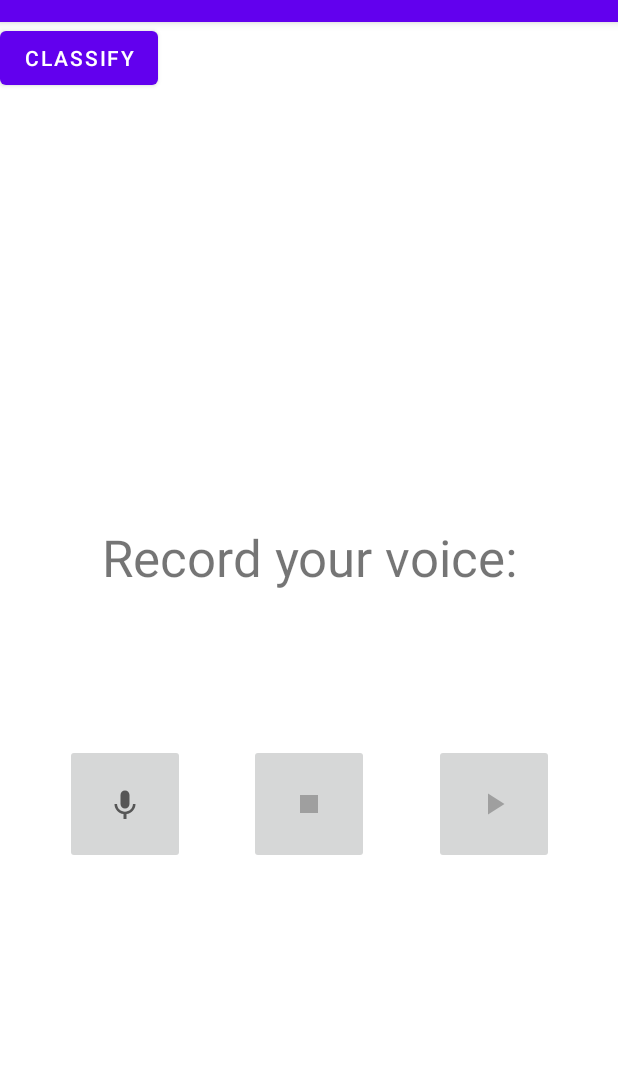
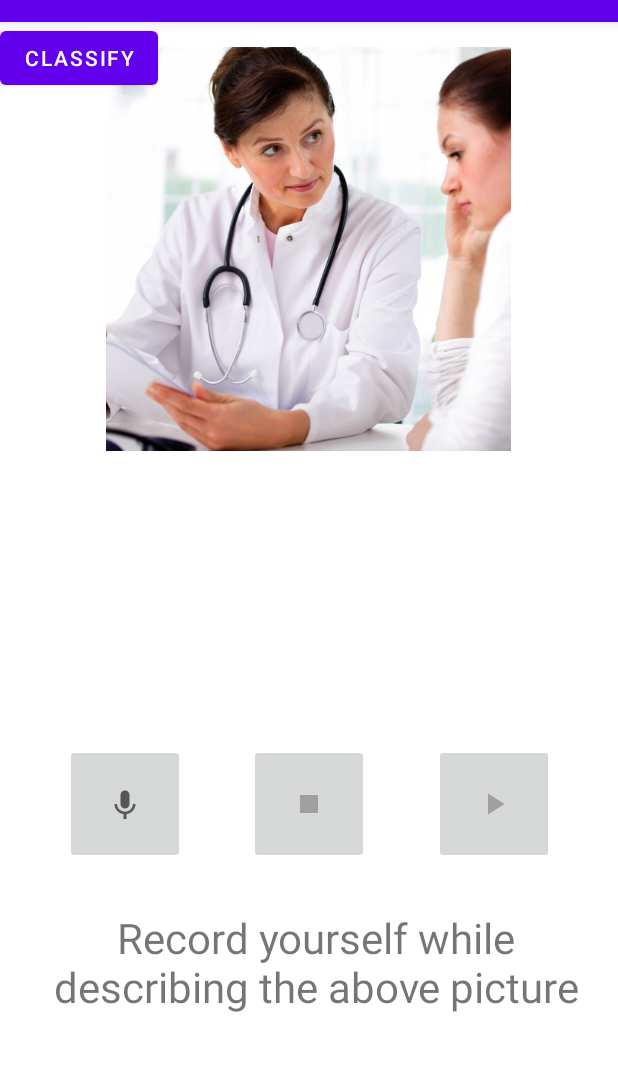
Before and after one commit to sgrzegorz/VoiceHealthAnalyzer, an Android app: the screen it shows after launch (MainActivity), on a phone screen of 412 x 824 dp, the part 62-1133 px from its top. Run offline under Robolectric (Android 15) with nearby library versions, the phone set to English and light mode, and no system bars.

Commit message:
Add random picture to describe in the app view

```diff
--- a/app/src/main/java/pl/edu/agh/im/voicehealthanalyzer/MainActivity.java
+++ b/app/src/main/java/pl/edu/agh/im/voicehealthanalyzer/MainActivity.java
@@ -7,6 +7,7 @@ import android.os.Bundle;
 import android.os.Environment;
 import android.view.View;
 import android.widget.ImageButton;
+import android.widget.ImageView;
 import android.widget.Toast;
 
 import androidx.annotation.NonNull;
@@ -28,6 +29,7 @@ public class MainActivity extends AppCompatActivity {
 
     private boolean isRecording = false;
 
+    private ImageView imageView;
     private ImageButton btnStop;
     private ImageButton btnRecord;
     private ImageButton btnPlay;
@@ -45,6 +47,9 @@ public class MainActivity extends AppCompatActivity {
     protected void onCreate(Bundle savedInstanceState) {
         super.onCreate(savedInstanceState);
         setContentView(R.layout.activity_main);
+
+        imageView = (ImageView) findViewById(R.id.imageView);
+        imageView.setImageResource(new RandomPicturePicker().getRandomPictureId());
 
         btnStop = findViewById(R.id.btnStop);
         btnRecord = findViewById(R.id.btnRecord);
--- /dev/null
+++ b/app/src/main/java/pl/edu/agh/im/voicehealthanalyzer/RandomPicturePicker.java
@@ -0,0 +1,28 @@
+package pl.edu.agh.im.voicehealthanalyzer;
+
+import java.util.Random;
+
+public class RandomPicturePicker {
+
+    private final Random r;
+
+    private final Integer[] pictures = {
+            R.drawable.picture0,
+            R.drawable.picture1,
+            R.drawable.picture2,
+            R.drawable.picture3,
+            R.drawable.picture4,
+            R.drawable.picture5,
+            R.drawable.picture6,
+            R.drawable.picture7,
+            R.drawable.picture8
+    };
+
+    public RandomPicturePicker() {
+        this.r = new Random();
+    }
+
+    Integer getRandomPictureId() {
+        return pictures[r.nextInt(pictures.length)];
+    }
+}
--- a/app/src/main/res/layout/activity_main.xml
+++ b/app/src/main/res/layout/activity_main.xml
@@ -47,21 +47,23 @@
 
     <TextView
         android:id="@+id/textView"
-        android:layout_width="412dp"
+        android:layout_width="370dp"
         android:layout_height="100dp"
         android:layout_alignParentStart="true"
         android:layout_alignParentTop="true"
         android:layout_alignParentEnd="true"
         android:layout_alignParentBottom="true"
+        android:layout_marginStart="8dp"
+        android:layout_marginEnd="8dp"
         android:text="@string/intro_text"
         android:textAlignment="center"
-        android:textSize="34sp"
+        android:textSize="28sp"
         app:layout_constraintBottom_toBottomOf="parent"
         app:layout_constraintEnd_toEndOf="parent"
-        app:layout_constraintHorizontal_bias="0.5"
+        app:layout_constraintHorizontal_bias="0.68"
         app:layout_constraintStart_toStartOf="parent"
         app:layout_constraintTop_toTopOf="parent"
-        app:layout_constraintVertical_bias="0.5" />
+        app:layout_constraintVertical_bias="0.885" />
 
     <Button
         android:id="@+id/btnClassify"
@@ -69,5 +71,20 @@
         android:layout_height="wrap_content"
         android:text="Classify"
         tools:layout_editor_absoluteX="152dp"
-        tools:layout_editor_absoluteY="119dp" />
+        tools:layout_editor_absoluteY="651dp" />
+
+    <ImageView
+        android:id="@+id/imageView"
+        android:layout_width="270dp"
+        android:layout_height="270dp"
+        android:layout_marginStart="8dp"
+        android:layout_marginTop="16dp"
+        android:layout_marginEnd="8dp"
+        android:contentDescription="@string/image_to_describe"
+        android:scaleType="centerInside"
+        app:layout_constraintEnd_toEndOf="parent"
+        app:layout_constraintHorizontal_bias="0.496"
+        app:layout_constraintStart_toStartOf="parent"
+        app:layout_constraintTop_toTopOf="parent" />
+
 </androidx.constraintlayout.widget.ConstraintLayout>
--- a/app/src/main/res/values/strings.xml
+++ b/app/src/main/res/values/strings.xml
@@ -1,4 +1,5 @@
 <resources>
     <string name="app_name">Voice Health Analyzer</string>
-    <string name="intro_text">Record your voice:</string>
+    <string name="intro_text">Record yourself while describing the above picture</string>
+    <string name="image_to_describe">Image to describe</string>
 </resources>
```
Also changed, not shown: app/src/main/res/drawable/picture0.jpeg (added), app/src/main/res/drawable/picture1.jpeg (added), app/src/main/res/drawable/picture2.jpeg (added), app/src/main/res/drawable/picture3.jpg (added), app/src/main/res/drawable/picture4.jpeg (added), app/src/main/res/drawable/picture5.jpeg (added), app/src/main/res/drawable/picture6.jpeg (added), app/src/main/res/drawable/picture7.jpeg (added), app/src/main/res/drawable/picture8.jpg (added).
